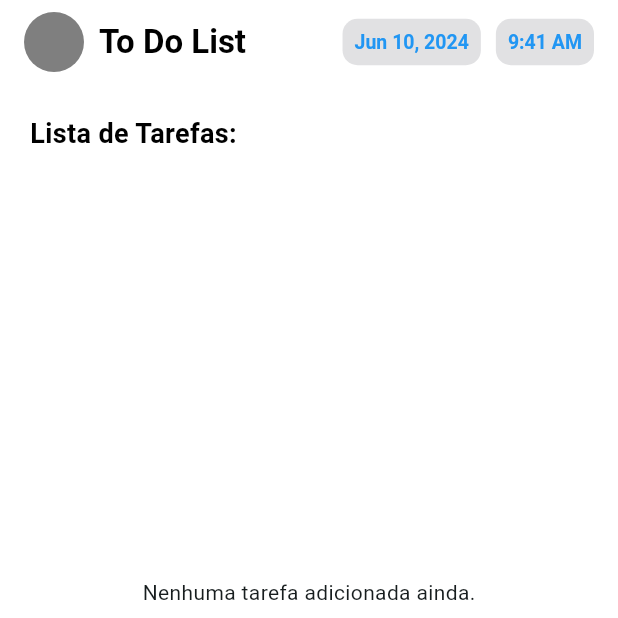
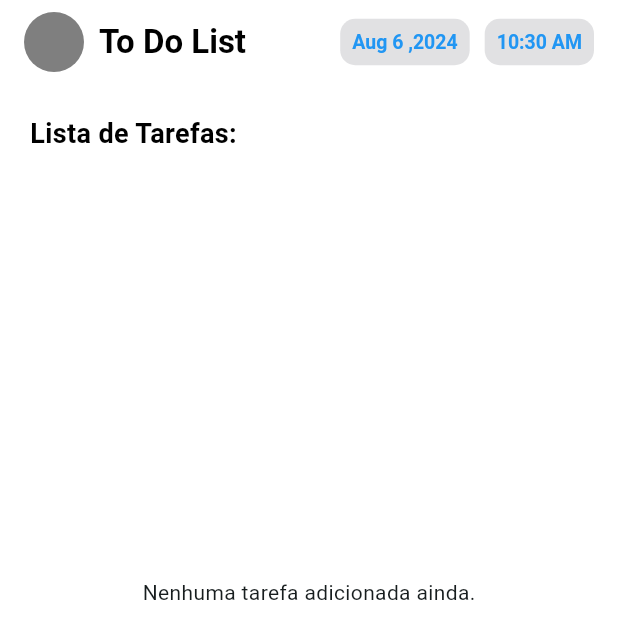
Before and after one commit to ArthurRCastilho/To-Do-App, a Flutter app: the screen it shows after launch, on a phone screen of 412 x 824 dp, the top half of it. Run offline on Flutter 3.47's test engine with Material 3 defaults, Android fonts, the phone set to English and light mode, and no system bars.

Commit message:
Adicionando animação para remover Tarefa, e implementando lógica para mostrar data e horario na AppBar

```diff
--- /dev/null
+++ b/devtools_options.yaml
@@ -0,0 +1,3 @@
+description: This file stores settings for Dart & Flutter DevTools.
+documentation: https://docs.flutter.dev/tools/devtools/extensions#configure-extension-enablement-states
+extensions:
--- a/lib/components/row_app_bar_to_do.dart
+++ b/lib/components/row_app_bar_to_do.dart
@@ -1,4 +1,5 @@
 import 'package:flutter/material.dart';
+import 'package:intl/intl.dart';
 
 class RowAppBarToDo extends StatelessWidget {
   const RowAppBarToDo({
@@ -7,6 +8,9 @@ class RowAppBarToDo extends StatelessWidget {
 
   @override
   Widget build(BuildContext context) {
+    final DateTime dateNow = DateTime.now();
+    final String formattedDate = DateFormat('MMM d ,yyyy').format(dateNow);
+    final String formattedTime = DateFormat('h:mm a').format(dateNow);
     return Row(
       mainAxisAlignment: MainAxisAlignment.spaceBetween,
       children: [
@@ -28,8 +32,8 @@ class RowAppBarToDo extends StatelessWidget {
                 color: const Color(0xffE1E1E3),
               ),
               child: Text(
-                'Jun 10, 2024',
-                style: TextStyle(
+                formattedDate,
+                style: const TextStyle(
                   color: Colors.blue,
                   fontSize: 13,
                 ),
@@ -43,8 +47,8 @@ class RowAppBarToDo extends StatelessWidget {
                 color: const Color(0xffE1E1E3),
               ),
               child: Text(
-                '9:41 AM',
-                style: TextStyle(
+                formattedTime,
+                style: const TextStyle(
                   color: Colors.blue,
                   fontSize: 13,
                 ),
--- a/pubspec.yaml
+++ b/pubspec.yaml
@@ -36,6 +36,7 @@ dependencies:
   # The following adds the Cupertino Icons font to your application.
   # Use with the CupertinoIcons class for iOS style icons.
   cupertino_icons: ^1.0.6
+  intl: ^0.19.0
 
 dev_dependencies:
   flutter_test:
```
Also changed, not shown: lib/components/box_list_to_do.dart (+18 -1 lines), pubspec.lock.
